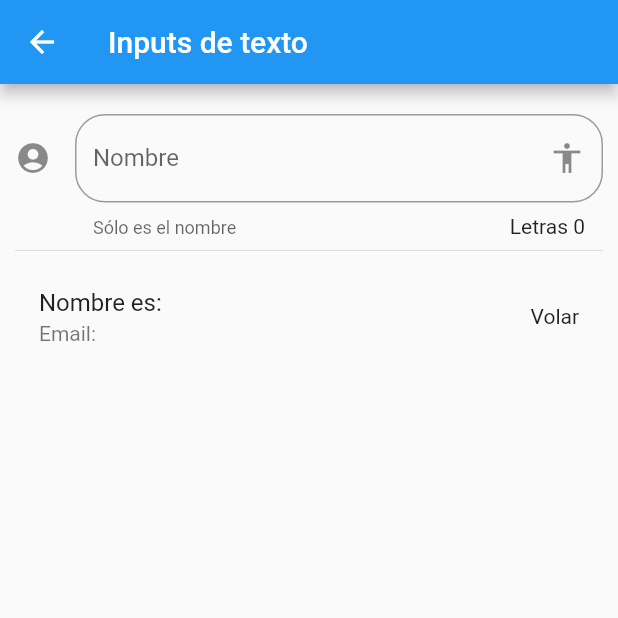
After one commit to adrivegas/Componentes-de-Flutter, a Flutter app: the InputPage screen opened by its route, on a phone screen of 412 x 824 dp, the top half of it. The commit adds this screen. Run offline on Flutter 3.47's test engine with Material 2 defaults, Android fonts, the phone set to English and light mode, and no system bars.

Commit message:
InputFields

```diff
--- a/data/menu_opts.json
+++ b/data/menu_opts.json
@@ -20,6 +20,11 @@
             "ruta" : "animatedContainer",
             "icon" : "donut_large",
             "texto": "Animated Container"
+        },
+        {
+            "ruta" : "inputs",
+            "icon" : "input",
+            "texto": "Inputs"
         }
     ]
 }
--- /dev/null
+++ b/lib/src/pages/input_page.dart
@@ -0,0 +1,53 @@
+import 'package:flutter/material.dart';
+
+class InputPage extends StatefulWidget {
+  @override
+  _InputPageState createState() => _InputPageState();
+}
+
+class _InputPageState extends State<InputPage> {
+  String _nombre = '';
+  String _email = '';
+
+  String _opcionSeleccionada = 'Volar';
+  @override
+  Widget build(BuildContext context) {
+    return Scaffold(
+      appBar: AppBar(
+        title: Text('Inputs de texto'),
+      ),
+      body: ListView(
+        padding: EdgeInsets.symmetric(horizontal: 10.0, vertical: 20.0),
+        children: <Widget>[_crearInput(), Divider(), _crearPersona()],
+      ),
+    );
+  }
+
+  Widget _crearInput() {
+    return TextField(
+      // autofocus: true,
+      textCapitalization: TextCapitalization.sentences,
+      decoration: InputDecoration(
+          border: OutlineInputBorder(borderRadius: BorderRadius.circular(20.0)),
+          counter: Text('Letras ${_nombre.length}'),
+          hintText: 'Nombre de la persona',
+          labelText: 'Nombre',
+          helperText: 'Sólo es el nombre',
+          suffixIcon: Icon(Icons.accessibility),
+          icon: Icon(Icons.account_circle)),
+      onChanged: (valor) {
+        setState(() {
+          _nombre = valor;
+        });
+      },
+    );
+  }
+
+  Widget _crearPersona() {
+    return ListTile(
+      title: Text('Nombre es: $_nombre'),
+      subtitle: Text('Email: $_email'),
+      trailing: Text(_opcionSeleccionada),
+    );
+  }
+}
--- a/lib/src/routes/routes.dart
+++ b/lib/src/routes/routes.dart
@@ -5,6 +5,7 @@ import 'package:componentes/src/pages/alert_page.dart';
 import 'package:componentes/src/pages/avatar_page.dart';
 import 'package:componentes/src/pages/card_page.dart';
 import 'package:componentes/src/pages/animated_container.dart';
+import 'package:componentes/src/pages/input_page.dart';
 
 Map<String, WidgetBuilder> getApplicationRoutes() {
   return <String, WidgetBuilder>{
@@ -13,5 +14,6 @@ Map<String, WidgetBuilder> getApplicationRoutes() {
     'avatar': (BuildContext context) => AvatarPage(),
     'card': (BuildContext context) => CardPage(),
     'animatedContainer': (BuildContext context) => AnimatedContainerPage(),
+    'inputs': (BuildContext context) => InputPage(),
   };
 }
--- a/lib/src/utils/icono_string_util.dart
+++ b/lib/src/utils/icono_string_util.dart
@@ -5,6 +5,7 @@ final _icons = <String, IconData>{
   'accessibility': Icons.accessibility,
   'folder_open': Icons.folder_open,
   'donut_large': Icons.donut_large,
+  'input': Icons.input,
 };
 
 Icon getIcon(String nombreIcono) {
```
